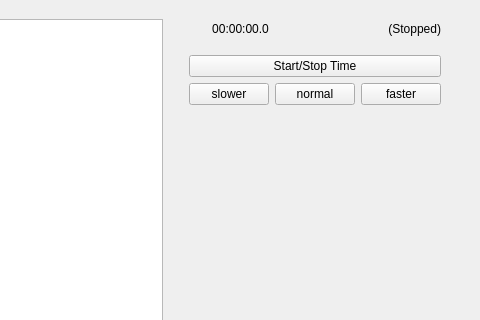
petrmiculek/icp_project, file mainwindow.ui: the form before one commit; both pictures show x 562 to 1042 and y 0 to 320 of the 1042 by 644 pixel window.
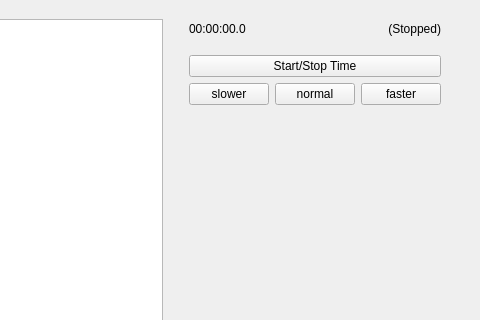
The form after the commit.

Commit message: Change timer alignment to left.

What changed in the file:
```diff
--- a/mainwindow.ui
+++ b/mainwindow.ui
@@ -63,7 +63,7 @@
              <string>00:00:00.0</string>
             </property>
             <property name="alignment">
-             <set>Qt::AlignCenter</set>
+             <set>Qt::AlignLeading|Qt::AlignLeft|Qt::AlignVCenter</set>
             </property>
            </widget>
           </item>
```
